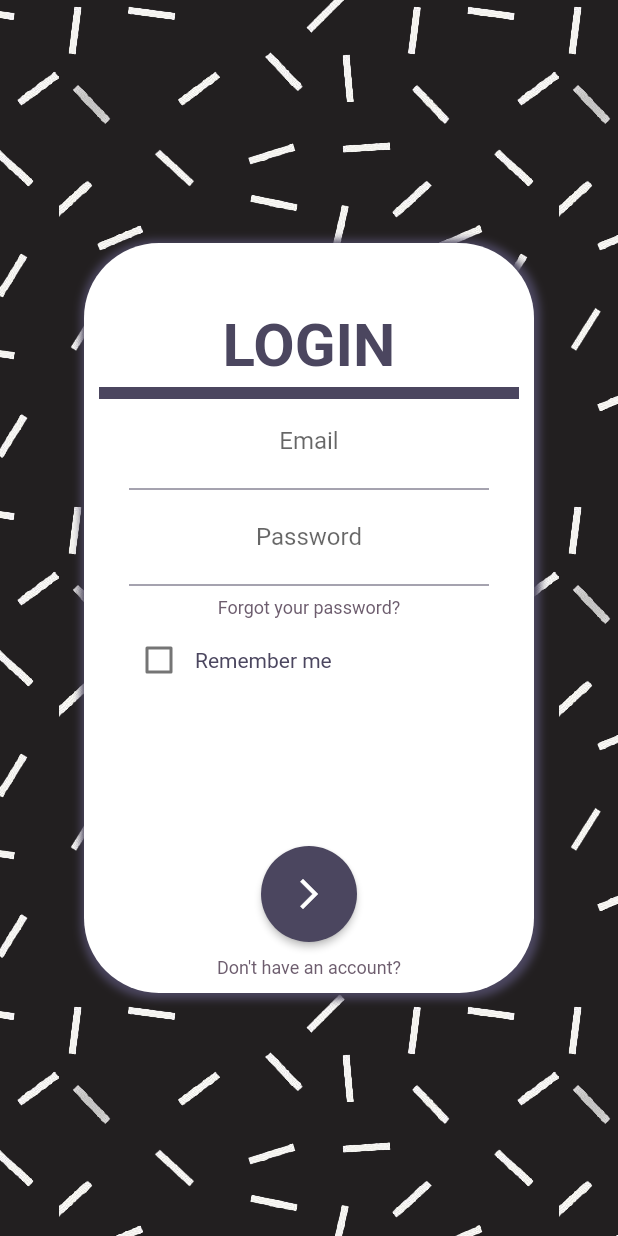
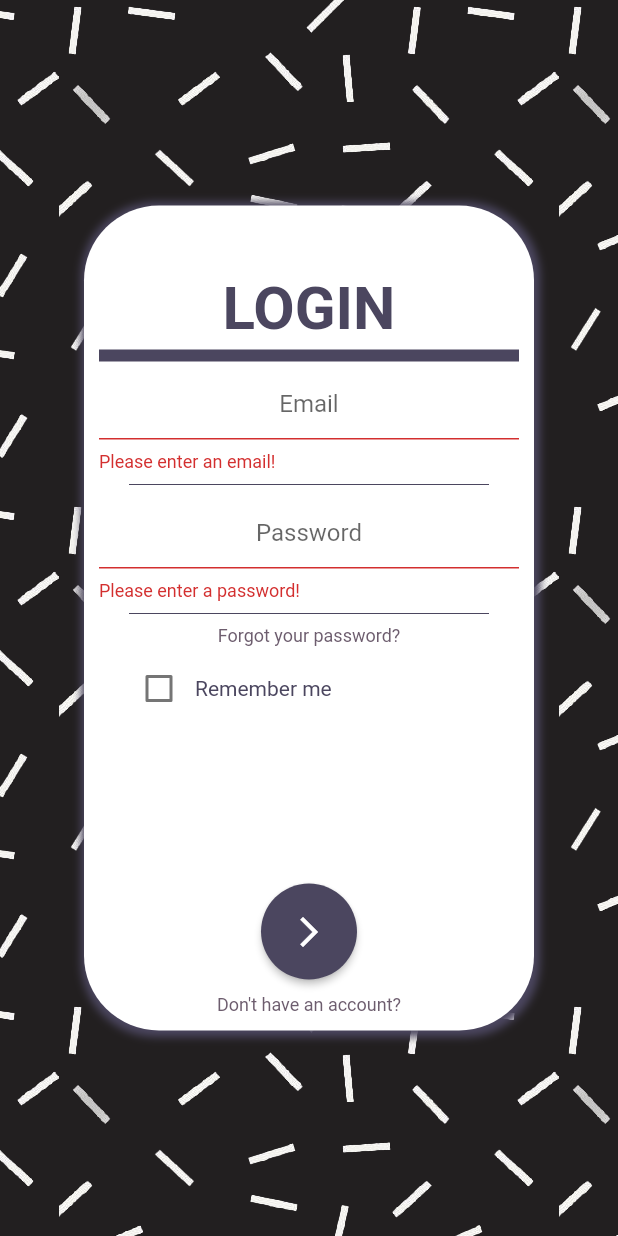
Before and after one commit to Lu555ak/CaffeApp-User, a Flutter app: the screen it shows after launch, after a tap on the "arrow forward ios" icon, on a phone screen of 412 x 824 dp. Run offline on Flutter 3.47's test engine with Material 2 defaults, Android fonts, the phone set to English and light mode, and no system bars; our stand-ins replace firebase_auth, firebase_core, google_nav_bar; missing offline and left inert: mobile_scanner; accounts and stored records are empty.

Commit message:
Login update

```diff
--- a/lib/auth/auth.dart
+++ b/lib/auth/auth.dart
@@ -1,33 +1,58 @@
 import "package:firebase_auth/firebase_auth.dart";
 
 class Auth {
-  final FirebaseAuth _firebaseAuth = FirebaseAuth.instance;
+  User? get currentUser => FirebaseAuth.instance.currentUser;
 
-  User? get currentUser => _firebaseAuth.currentUser;
+  Stream<User?> get userChanges => FirebaseAuth.instance.userChanges();
 
-  Stream<User?> get authStateChanges => _firebaseAuth.authStateChanges();
-
-  Future<void> signInEmailAndPassword(
-      {required String email, required String password}) async {
-    await _firebaseAuth.signInWithEmailAndPassword(
-        email: email, password: password);
-  }
-
-  Future<void> signUpEmailAndPassword(
+  Future<String?> signUp(
       {required String email,
       required String password,
       required String username}) async {
     try {
-      UserCredential result = await _firebaseAuth
-          .createUserWithEmailAndPassword(email: email, password: password);
-      User? user = result.user;
-      user?.updateDisplayName(username);
+      await FirebaseAuth.instance.createUserWithEmailAndPassword(
+        email: email,
+        password: password,
+      );
+      await FirebaseAuth.instance.currentUser?.updateDisplayName(username);
+      return 'Success';
+    } on FirebaseAuthException catch (e) {
+      if (e.code == 'weak-password') {
+        return 'The password provided is too weak.';
+      } else if (e.code == 'email-already-in-use') {
+        return 'The account already exists for that email.';
+      } else {
+        return e.message;
+      }
     } catch (e) {
-      // Error
+      return e.toString();
+    }
+  }
+
+  Future<String?> signIn({
+    required String email,
+    required String password,
+  }) async {
+    try {
+      await FirebaseAuth.instance.signInWithEmailAndPassword(
+        email: email,
+        password: password,
+      );
+      return 'Success';
+    } on FirebaseAuthException catch (e) {
+      if (e.code == 'user-not-found') {
+        return 'No user found for that email.';
+      } else if (e.code == 'wrong-password') {
+        return 'Wrong password provided for that user.';
+      } else {
+        return e.message;
+      }
+    } catch (e) {
+      return e.toString();
     }
   }
 
   Future<void> signOut() async {
-    await _firebaseAuth.signOut();
+    await FirebaseAuth.instance.signOut();
   }
 }
--- a/lib/auth/login_page.dart
+++ b/lib/auth/login_page.dart
@@ -1,6 +1,8 @@
 import 'package:caffe_app_user/custom/background.dart';
+import 'package:caffe_app_user/pages/home_page.dart';
 import 'package:caffe_app_user/utility/constants.dart';
-import 'auth.dart';
+import 'package:caffe_app_user/utility/utility.dart';
+import 'package:caffe_app_user/auth/auth.dart';
 
 import 'package:caffe_app_user/auth/registration_page.dart';
 
@@ -17,6 +19,7 @@ class _LoginPageState extends State<LoginPage> {
   bool? _rememberMe = false;
   final TextEditingController _emailController = TextEditingController();
   final TextEditingController _passwordController = TextEditingController();
+  final _loginFormKey = GlobalKey<FormState>();
 
   @override
   Widget build(BuildContext context) {
@@ -27,7 +30,7 @@ class _LoginPageState extends State<LoginPage> {
         LayoutBuilder(
             builder: (BuildContext context, BoxConstraints constraints) {
           double localWidth = 300;
-          double localHeight = 500;
+          double localHeight = 550;
           if (constraints.maxWidth <= 320) localWidth = 220;
           if (constraints.maxHeight <= 600) localHeight = 420;
           return Center(
@@ -45,6 +48,8 @@ class _LoginPageState extends State<LoginPage> {
                         blurRadius: 4,
                         offset: Offset(1, 1))
                   ]),
+              child: Form(
+                key: _loginFormKey,
                 child: Column(children: [
                   const SizedBox(
                     height: 35,
@@ -67,8 +72,14 @@ class _LoginPageState extends State<LoginPage> {
                         focusedBorder: InputBorder.none,
                         hintText: 'Email',
                       ),
-                  autocorrect: false,
-                ),
+                      validator: (value) {
+                        if (value == "" || value == null) {
+                          return "Please enter an email!";
+                        } else if (!isValidEmail(value)) {
+                          return "Please enter a valid email!";
+                        }
+                        return null;
+                      }),
                   const Divider(
                     color: primaryColor,
                     indent: 20,
@@ -84,7 +95,12 @@ class _LoginPageState extends State<LoginPage> {
                       ),
                       autocorrect: false,
                       obscureText: true,
-                ),
+                      validator: (value) {
+                        if (value == "" || value == null) {
+                          return "Please enter a password!";
+                        }
+                        return null;
+                      }),
                   const Divider(
                     color: primaryColor,
                     indent: 20,
@@ -118,18 +134,25 @@ class _LoginPageState extends State<LoginPage> {
                   Padding(
                     padding: const EdgeInsets.only(bottom: 10),
                     child: ElevatedButton(
-                    onPressed: () {
-                      setState(() {
-                        Auth().signInEmailAndPassword(
+                      onPressed: () async {
+                        if (_loginFormKey.currentState!.validate()) {
+                          final message = await Auth().signIn(
                             email: _emailController.text,
-                            password: _passwordController.text);
-                      });
+                            password: _passwordController.text,
+                          );
+
+                          ScaffoldMessenger.of(context).showSnackBar(SnackBar(
+                            content: Text(message ?? "Error"),
+                            backgroundColor: dangerColor,
+                          ));
+                        }
                       },
                       style: ButtonStyle(
                         shape: MaterialStateProperty.all(const CircleBorder()),
                         padding:
                             MaterialStateProperty.all(const EdgeInsets.all(20)),
-                      backgroundColor: MaterialStateProperty.all(primaryColor),
+                        backgroundColor:
+                            MaterialStateProperty.all(primaryColor),
                         overlayColor:
                             MaterialStateProperty.resolveWith<Color?>((states) {
                           if (states.contains(MaterialState.pressed)) {
@@ -158,6 +181,7 @@ class _LoginPageState extends State<LoginPage> {
                   ),
                 ]),
               ),
+            ),
           );
         })
       ]),
--- a/lib/main.dart
+++ b/lib/main.dart
@@ -30,12 +30,16 @@ class _MainAppState extends State<MainApp> {
     return MaterialApp(
         debugShowCheckedModeBanner: false,
         home: StreamBuilder(
-          stream: Auth().authStateChanges,
+          stream: Auth().userChanges,
           builder: (context, snapshot) {
             if (snapshot.hasData) {
-              return const ManagerPage();
+              return const ManagerPage(
+                key: Key("ManagerPage"),
+              );
             } else {
-              return const LoginPage();
+              return const LoginPage(
+                key: Key("LoginPage"),
+              );
             }
           },
         ));
--- /dev/null
+++ b/lib/utility/utility.dart
@@ -0,0 +1,5 @@
+bool isValidEmail(String? email) {
+  return RegExp(
+          r'^(([^<>()[\]\\.,;:\s@\"]+(\.[^<>()[\]\\.,;:\s@\"]+)*)|(\".+\"))@((\[[0-9]{1,3}\.[0-9]{1,3}\.[0-9]{1,3}\.[0-9]{1,3}\])|(([a-zA-Z\-0-9]+\.)+[a-zA-Z]{2,}))$')
+      .hasMatch(email ?? "");
+}
```
Also changed, not shown: lib/auth/registration_page.dart (+39 -11 lines). Lines whose indentation alone changed are shown as unchanged.
